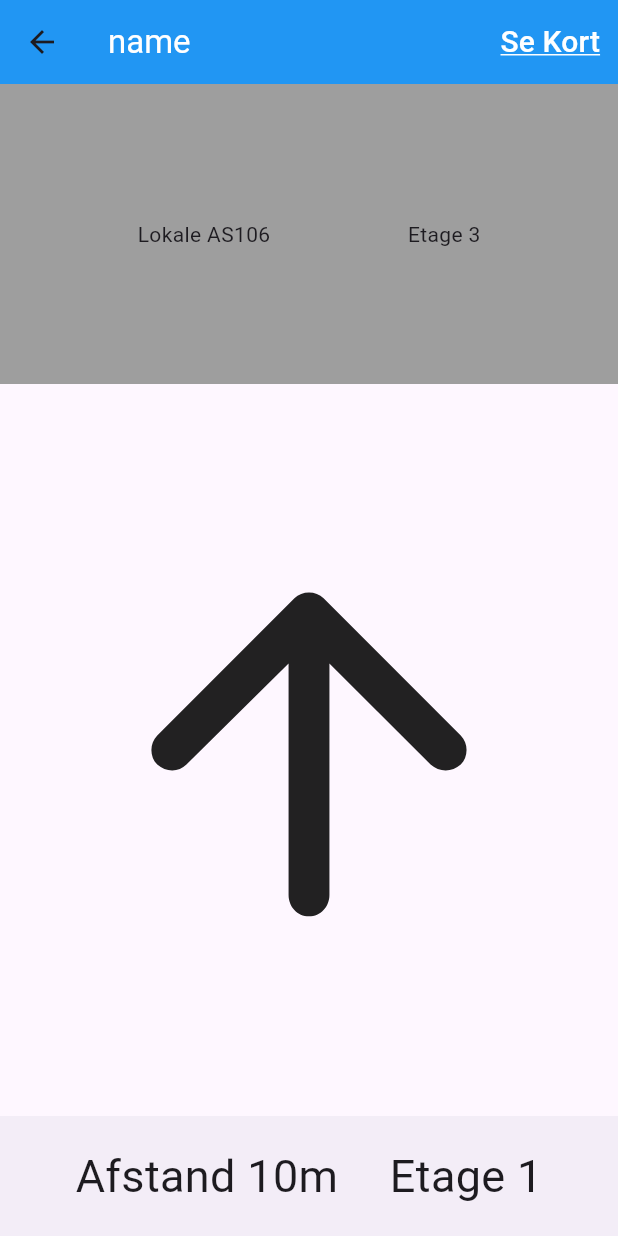
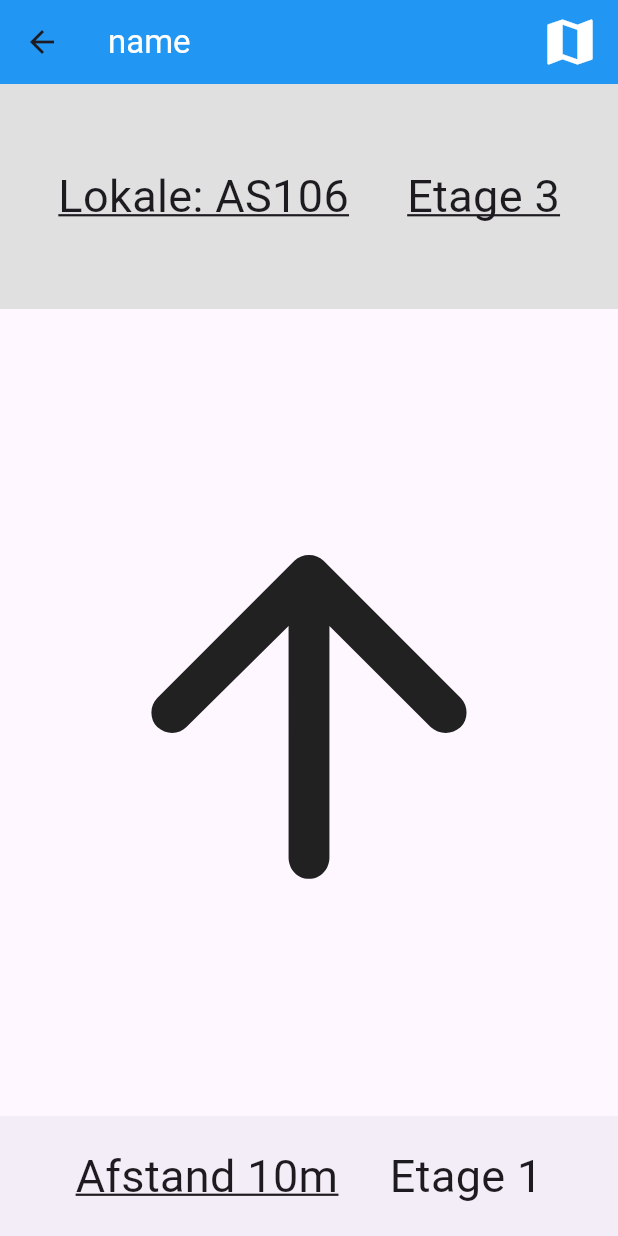
Before and after one commit to Aarhus-tech-project/scrum-projekt-tv-rfaglig-og-fortnite, a Flutter app: the screen it shows after launch, after a tap on "name", on a phone screen of 412 x 824 dp. Run offline on Flutter 3.47's test engine with Material 3 defaults, Android fonts, the phone set to English and light mode, and no system bars; our stand-ins replace geolocator.

Commit message:
update on frontend

```diff
--- a/lib/CompassPage.dart
+++ b/lib/CompassPage.dart
@@ -21,31 +21,35 @@ class _CompassState extends State<Compass> {
           ),
           actions: [
             TextButton(
-              onPressed: () {
-                // Define the action when the text is clicked
-                print('Text clicked');
-              },
-              child: Text(
-                'Se Kort',
-                style: TextStyle(
+                onPressed: () {
+                  // Define the action when the text is clicked
+                  print('Text clicked');
+                },
+                child: Icon(
+                  Icons.map,
+                  size: 40,
                   color: Colors.white,
-                  fontSize: 20,
-                  decoration: TextDecoration.underline,
-                  decorationColor: Colors.white,
-                ),
-              ),
-            ),
+                )),
           ],
         ),
         body: Column(
           children: [
             Container(
-              color: Colors.grey,
+              color: Colors.grey[300],
               width: double.infinity,
-              height: 200,
+              height: 150,
               child: Row(
                 mainAxisAlignment: MainAxisAlignment.spaceEvenly,
-                children: [Text("Lokale AS106"), Text("Etage 3")],
+                children: [
+                  Text(
+                    "Lokale: AS106",
+                    style: TextStyle(
+                        fontSize: 30, decoration: TextDecoration.underline),
+                  ),
+                  Text("Etage 3",
+                      style: TextStyle(
+                          fontSize: 30, decoration: TextDecoration.underline))
+                ],
               ),
             ),
             Expanded(
@@ -64,7 +68,8 @@ class _CompassState extends State<Compass> {
           children: [
             Text(
               "Afstand 10m",
-              style: TextStyle(fontSize: 30),
+              style:
+                  TextStyle(fontSize: 30, decoration: TextDecoration.underline),
             ),
             Text("Etage 1", style: TextStyle(fontSize: 30))
           ],
```
